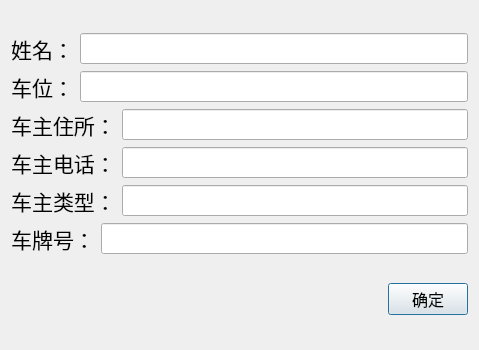
Above: view/pure_ui/car_owner_ui.ui from Apoiuty/AutoParkingLot before the change. Below: the same form after it.
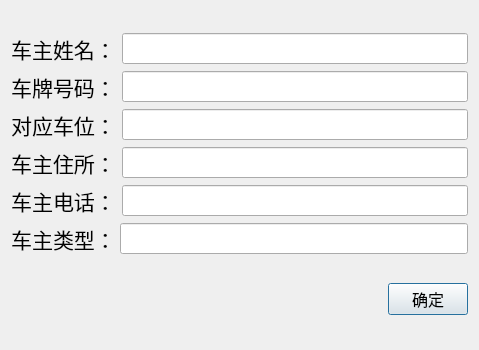
That is the form after the change.

The edit to the form file:
```diff
--- a/view/pure_ui/car_owner_ui.ui
+++ b/view/pure_ui/car_owner_ui.ui
@@ -16,6 +16,9 @@
   <layout class="QGridLayout" name="gridLayout">
    <item row="0" column="0">
     <layout class="QVBoxLayout" name="verticalLayout">
+     <property name="sizeConstraint">
+      <enum>QLayout::SetNoConstraint</enum>
+     </property>
      <item>
       <layout class="QHBoxLayout" name="horizontalLayout">
        <item>
@@ -23,10 +26,11 @@
          <property name="font">
           <font>
            <family>宋体</family>
+           <pointsize>7</pointsize>
           </font>
          </property>
          <property name="text">
-          <string>&lt;html&gt;&lt;head/&gt;&lt;body&gt;&lt;p align=&quot;center&quot;&gt;&lt;span style=&quot; font-size:16pt;&quot;&gt;姓名：&lt;/span&gt;&lt;/p&gt;&lt;/body&gt;&lt;/html&gt;</string>
+          <string>&lt;html&gt;&lt;head/&gt;&lt;body&gt;&lt;p align=&quot;center&quot;&gt;&lt;span style=&quot; font-size:16pt;&quot;&gt;车主姓名：&lt;/span&gt;&lt;/p&gt;&lt;/body&gt;&lt;/html&gt;</string>
          </property>
         </widget>
        </item>
@@ -42,8 +46,37 @@
        </item>
       </layout>
      </item>
+     <item>
+      <layout class="QHBoxLayout" name="horizontalLayout_6">
+       <item>
+        <widget class="QLabel" name="label_plate">
+         <property name="font">
+          <font>
+           <family>宋体</family>
+          </font>
+         </property>
+         <property name="text">
+          <string>&lt;html&gt;&lt;head/&gt;&lt;body&gt;&lt;p align=&quot;center&quot;&gt;&lt;span style=&quot; font-size:16pt;&quot;&gt;车牌号码：&lt;/span&gt;&lt;/p&gt;&lt;/body&gt;&lt;/html&gt;</string>
+         </property>
+        </widget>
+       </item>
+       <item>
+        <widget class="QLineEdit" name="lineEdit_type_2">
+         <property name="font">
+          <font>
+           <family>宋体</family>
+           <pointsize>12</pointsize>
+          </font>
+         </property>
+        </widget>
+       </item>
+      </layout>
+     </item>
      <item>
       <layout class="QHBoxLayout" name="horizontalLayout_2">
+       <property name="sizeConstraint">
+        <enum>QLayout::SetNoConstraint</enum>
+       </property>
        <item>
         <widget class="QLabel" name="label_pos">
          <property name="font">
@@ -52,7 +85,7 @@
           </font>
          </property>
          <property name="text">
-          <string>&lt;html&gt;&lt;head/&gt;&lt;body&gt;&lt;p align=&quot;center&quot;&gt;&lt;span style=&quot; font-size:16pt;&quot;&gt;车位：&lt;/span&gt;&lt;/p&gt;&lt;/body&gt;&lt;/html&gt;</string>
+          <string>&lt;html&gt;&lt;head/&gt;&lt;body&gt;&lt;p align=&quot;center&quot;&gt;&lt;span style=&quot; font-size:16pt;&quot;&gt;对应车位：&lt;/span&gt;&lt;/p&gt;&lt;/body&gt;&lt;/html&gt;</string>
          </property>
         </widget>
        </item>
@@ -122,6 +155,12 @@
      </item>
      <item>
       <layout class="QHBoxLayout" name="horizontalLayout_5">
+       <property name="spacing">
+        <number>4</number>
+       </property>
+       <property name="sizeConstraint">
+        <enum>QLayout::SetDefaultConstraint</enum>
+       </property>
        <item>
         <widget class="QLabel" name="label_type">
          <property name="font">
@@ -146,32 +185,6 @@
        </item>
       </layout>
      </item>
-     <item>
-      <layout class="QHBoxLayout" name="horizontalLayout_6">
-       <item>
-        <widget class="QLabel" name="label_plate">
-         <property name="font">
-          <font>
-           <family>宋体</family>
-          </font>
-         </property>
-         <property name="text">
-          <string>&lt;html&gt;&lt;head/&gt;&lt;body&gt;&lt;p align=&quot;center&quot;&gt;&lt;span style=&quot; font-size:16pt;&quot;&gt;车牌号：&lt;/span&gt;&lt;/p&gt;&lt;/body&gt;&lt;/html&gt;</string>
-         </property>
-        </widget>
-       </item>
-       <item>
-        <widget class="QLineEdit" name="lineEdit_type_2">
-         <property name="font">
-          <font>
-           <family>宋体</family>
-           <pointsize>12</pointsize>
-          </font>
-         </property>
-        </widget>
-       </item>
-      </layout>
-     </item>
     </layout>
    </item>
    <item row="1" column="0">
```
Left out of the diff: 46 changed lines with no effect on the pictures.
